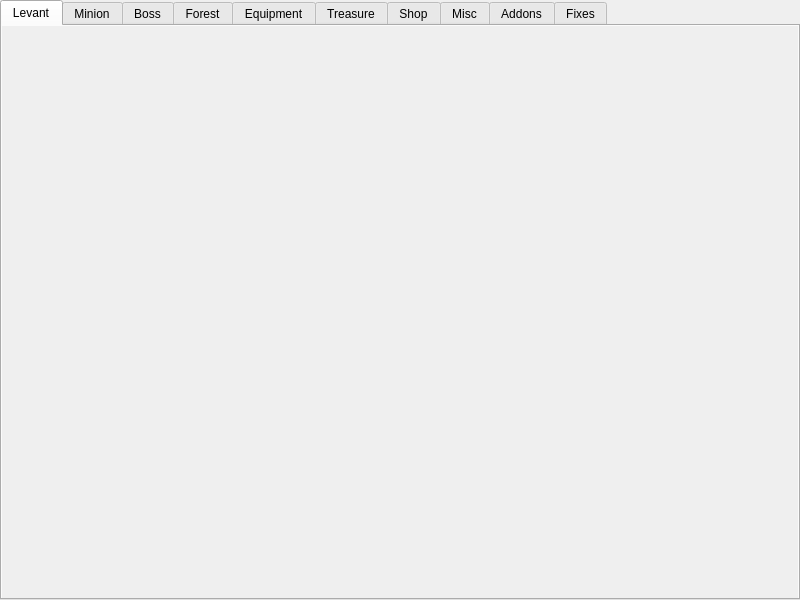
This is src/FrontendQt/RandomizerTabWidget.ui in Meos4/Jade-Cocoon-Randomizer as Qt 5 draws it before an edit. The edited form follows.
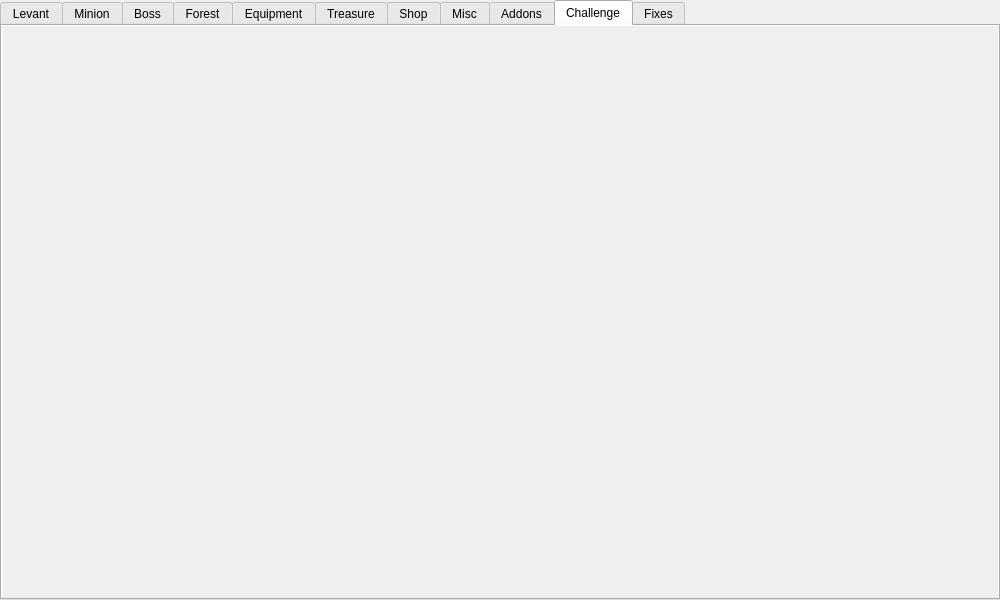
This is the edited form. The open tabs and pages were chosen to show the change. Icons and pictures are not drawn.

Commit message: Add a new challenge tab

```diff
--- a/src/FrontendQt/RandomizerTabWidget.ui
+++ b/src/FrontendQt/RandomizerTabWidget.ui
@@ -6,7 +6,7 @@
    <rect>
     <x>0</x>
     <y>0</y>
-    <width>800</width>
+    <width>1000</width>
     <height>600</height>
    </rect>
   </property>
@@ -409,8 +409,51 @@
         <rect>
          <x>0</x>
          <y>0</y>
-         <width>100</width>
-         <height>30</height>
+         <width>996</width>
+         <height>570</height>
+        </rect>
+       </property>
+      </widget>
+     </widget>
+    </item>
+   </layout>
+  </widget>
+  <widget class="QWidget" name="challengeTab">
+   <attribute name="icon">
+    <iconset resource="resources/resources.qrc">
+     <normaloff>:/icons/Challenge16.png</normaloff>:/icons/Challenge16.png</iconset>
+   </attribute>
+   <attribute name="title">
+    <string>Challenge</string>
+   </attribute>
+   <layout class="QGridLayout" name="gridLayout_11">
+    <property name="leftMargin">
+     <number>1</number>
+    </property>
+    <property name="topMargin">
+     <number>0</number>
+    </property>
+    <property name="rightMargin">
+     <number>0</number>
+    </property>
+    <property name="bottomMargin">
+     <number>0</number>
+    </property>
+    <item row="0" column="0">
+     <widget class="QScrollArea" name="challengeScroll">
+      <property name="frameShape">
+       <enum>QFrame::NoFrame</enum>
+      </property>
+      <property name="widgetResizable">
+       <bool>true</bool>
+      </property>
+      <widget class="QWidget" name="scrollAreaWidgetContents_11">
+       <property name="geometry">
+        <rect>
+         <x>0</x>
+         <y>0</y>
+         <width>995</width>
+         <height>570</height>
         </rect>
        </property>
       </widget>
```
Left out of the diff: 32 changed lines with no effect on the pictures. The commit also changes 15 other files.
